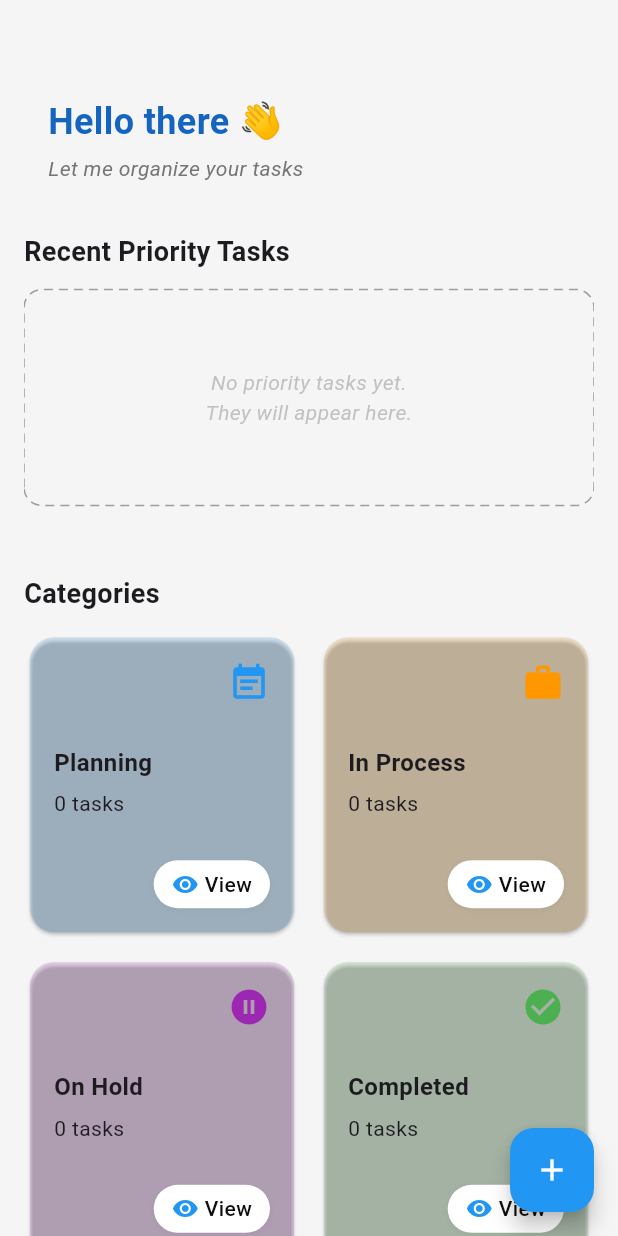
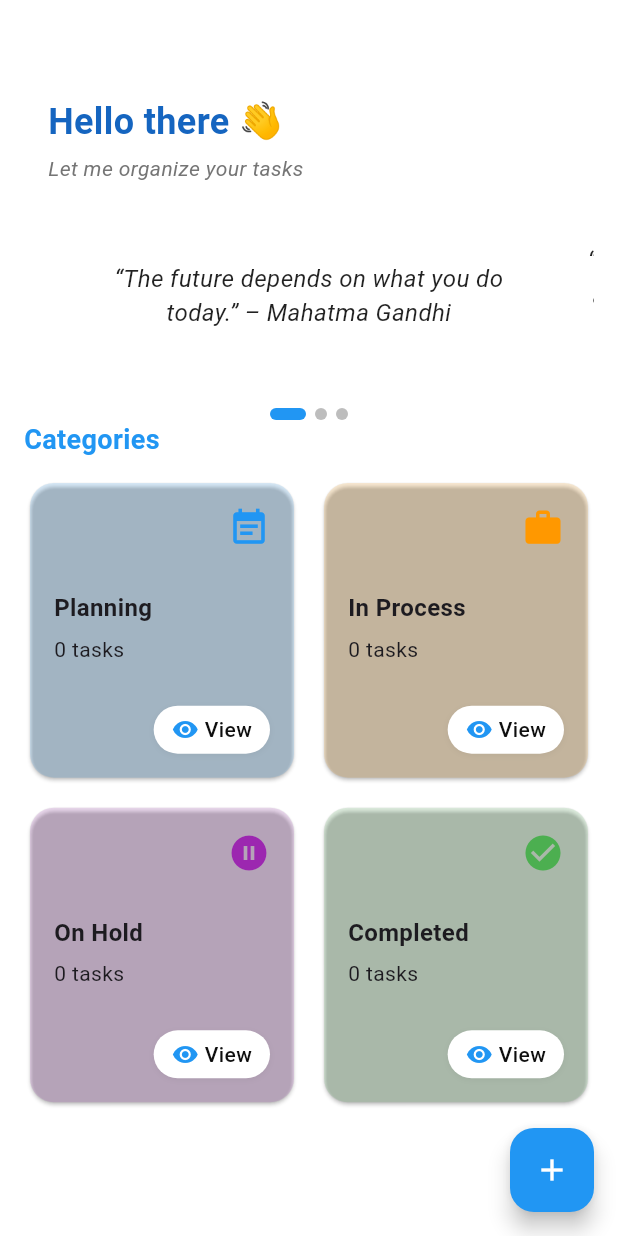
Before and after one commit to callmeCPU404/mi_task, a Flutter app: the Homescreen screen opened directly, on a phone screen of 412 x 824 dp. Run offline on Flutter 3.47's test engine with Material 3 defaults, Android fonts, the light colour scheme and no system bars; drawn by our look-alikes of dotted_border, smooth_page_indicator; our stand-ins replace flutter_riverpod, hive, hive_flutter; accounts and stored records are empty.

Commit message:
Enhance UI in Homescreen and CategoryDetailScreen: change background color to white for a cleaner look; add animated quotes section for improved user engagement.

```diff
--- a/lib/screens/category_detail_screen.dart
+++ b/lib/screens/category_detail_screen.dart
@@ -149,6 +149,7 @@ class _CategoryDetailScreenState extends ConsumerState<CategoryDetailScreen>
     final tasks = ref.watch(taskProvider);
 
     return Scaffold(
+      backgroundColor: Colors.white,
       appBar: AppBar(
         title: Text(widget.category.name.toLowerCase()),
         backgroundColor: Colors.blue,
--- a/lib/screens/homescreen.dart
+++ b/lib/screens/homescreen.dart
@@ -88,7 +88,7 @@ class _HomescreenState extends ConsumerState<Homescreen> {
         tasks.where((t) => t.progress == Progress.complete).length;
 
     return Scaffold(
-      backgroundColor: Colors.grey[100],
+      backgroundColor: Colors.white,
       appBar: AppBar(
         elevation: 0,
         backgroundColor: Colors.transparent,
@@ -130,99 +130,35 @@ Padding(
 ),
 
 
-              SizedBox(width: 12),
-
-              const SizedBox(height: 25),
-
-// 🔹 Recent Priority Tasks
-const Text("Recent Priority Tasks",
-    style: TextStyle(fontSize: 18, fontWeight: FontWeight.bold)),
-const SizedBox(height: 12),
+// Motivation Section (replace your previous section)
+// const Text("Motivation",
+//     style: TextStyle(fontSize: 18, fontWeight: FontWeight.bold)),
+// const SizedBox(height: 12),
 
 SizedBox(
-  height: 190, // enough for card + dots
-  child: Builder(
-    builder: (context) {
-      if (topThree.isEmpty) {
-        return Column(
+  height: 150,
+  child: Column(
     children: [
-         DottedBorder(
-  options: RoundedRectDottedBorderOptions(
-    color: Colors.grey,
-    strokeWidth: 1,
-    radius: const Radius.circular(12),
-    dashPattern: [6, 4],
+      Expanded(
+        child: PageView(
+          controller: _pageController,
+          children: const [
+            _AnimatedQuote(
+              text: "“The future depends on what you do today.” – Mahatma Gandhi",
             ),
-  child: Container(
-    height: 140,
-    width: double.infinity,
-    alignment: Alignment.center,
-    child: Text(
-      "No priority tasks yet.\nThey will appear here.",
-      textAlign: TextAlign.center,
-      style: TextStyle(
-        color: Colors.grey.withOpacity(0.6),
-        fontStyle: FontStyle.italic,
+            _AnimatedQuote(
+              text: "“Productivity is never an accident. It is always the result of a commitment to excellence.” – Paul J. Meyer",
             ),
-    ),
-  ),
+            _AnimatedQuote(
+              text: "“Don’t watch the clock; do what it does. Keep going.” – Sam Levenson",
             ),
           ],
-        );
-      }
-
-      return Column(
-        children: [
-          Expanded(
-            child: PageView.builder(
-              controller: _pageController,
-              itemCount: topThree.length,
-              itemBuilder: (context, index) {
-                final task = topThree[index];
-                return GestureDetector(
-                  onTap: () => Navigator.push(
-                    context,
-                    MaterialPageRoute(
-                      builder: (_) => TaskDetailScreen(task: task),
-                    ),
-                  ),
-                  child: Card(
-                    shape: RoundedRectangleBorder(
-                        borderRadius: BorderRadius.circular(16)),
-                    child: Padding(
-                      padding: const EdgeInsets.all(16),
-                      child: Column(
-                        crossAxisAlignment: CrossAxisAlignment.start,
-                        children: [
-                          Text(task.title,
-                              style: const TextStyle(
-                                  fontSize: 16,
-                                  fontWeight: FontWeight.bold)),
-                          const SizedBox(height: 6),
-                          Text(
-                            task.description,
-                            maxLines: 2,
-                            overflow: TextOverflow.ellipsis,
-                          ),
-                          const Spacer(),
-                          Text(
-                            "Priority: ${task.priority.name}",
-                            style: const TextStyle(
-                                fontWeight: FontWeight.w500,
-                                color: Colors.blue),
-                          ),
-                        ],
-                      ),
-                    ),
-                  ),
-                );
-              },
         ),
       ),
       const SizedBox(height: 8),
       SmoothPageIndicator(
         controller: _pageController,
-            count: topThree.length,
+        count: 3,
         effect: ExpandingDotsEffect(
           dotHeight: 8,
           dotWidth: 8,
@@ -232,15 +168,13 @@ SizedBox(
         ),
       ),
     ],
-      );
-    },
   ),
 ),
 
 
               // 🔹 Categories Section
               const Text("Categories",
-                  style: TextStyle(fontSize: 18, fontWeight: FontWeight.bold)),
+                  style: TextStyle(fontSize: 18, fontWeight: FontWeight.bold, color: Colors.blue)),
               const SizedBox(height: 12),
 
               GridView.count(
@@ -374,5 +308,70 @@ SizedBox(
 }
 
 
+}
 
+class _AnimatedQuote extends StatefulWidget {
+  final String text;
+  const _AnimatedQuote({required this.text});
+
+  @override
+  State<_AnimatedQuote> createState() => _AnimatedQuoteState();
 }
+
+class _AnimatedQuoteState extends State<_AnimatedQuote>
+    with SingleTickerProviderStateMixin {
+  late AnimationController _controller;
+  late Animation<double> _fadeAnimation;
+
+  @override
+  void initState() {
+    super.initState();
+    _controller = AnimationController(
+      vsync: this,
+      duration: const Duration(milliseconds: 600),
+    );
+    _fadeAnimation = CurvedAnimation(
+      parent: _controller,
+      curve: Curves.easeInOut,
+    );
+
+    _controller.forward();
+  }
+
+  @override
+  void didUpdateWidget(covariant _AnimatedQuote oldWidget) {
+    super.didUpdateWidget(oldWidget);
+    if (oldWidget.text != widget.text) {
+      _controller
+        ..reset()
+        ..forward();
+    }
+  }
+
+  @override
+  void dispose() {
+    _controller.dispose();
+    super.dispose();
+  }
+
+  @override
+  Widget build(BuildContext context) {
+    return FadeTransition(
+      opacity: _fadeAnimation,
+      child: Container(
+        color: Colors.white, // ✅ pure white background
+        alignment: Alignment.center,
+        padding: const EdgeInsets.symmetric(horizontal: 20),
+        child: Text(
+          widget.text,
+          style: const TextStyle(
+            fontSize: 16,
+            fontStyle: FontStyle.italic,
+            color: Colors.black87,
+          ),
+          textAlign: TextAlign.center,
+        ),
+      ),
+    );
+  }
+}
```
Lines whose indentation alone changed are shown as unchanged.
